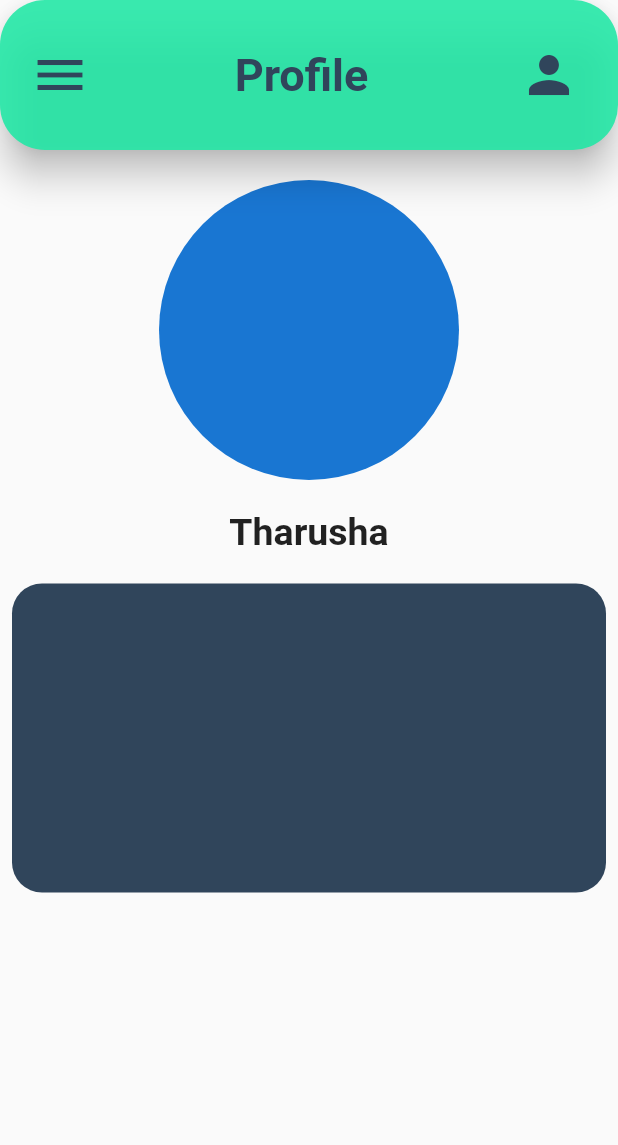
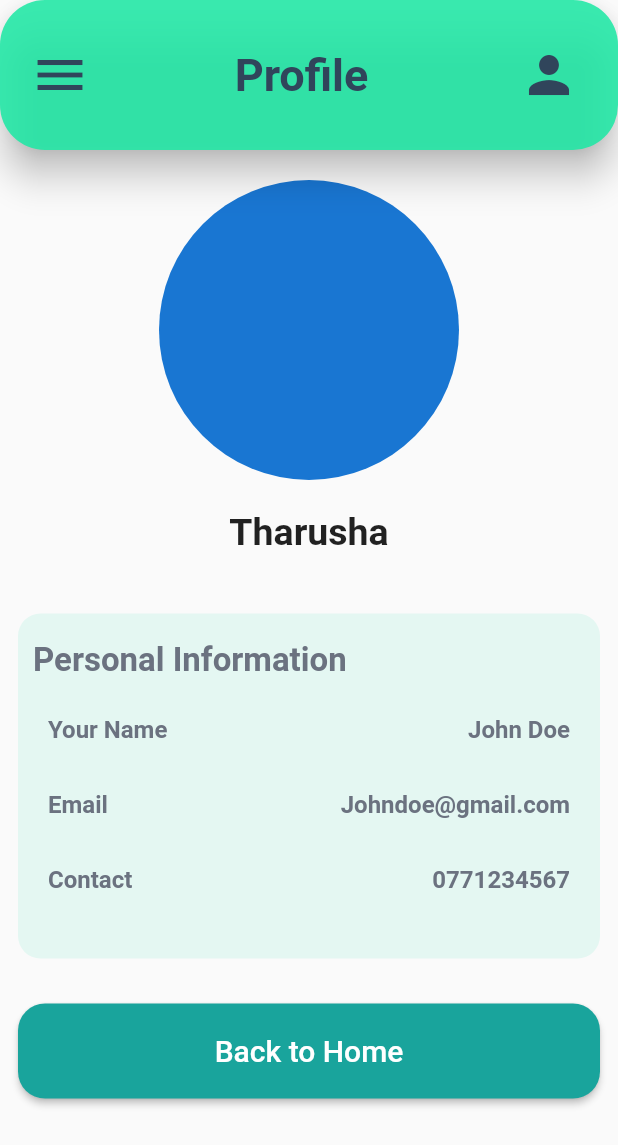
Before and after one commit to HMAHD/unifit, a Flutter app: the UserProfile screen opened directly, on a phone screen of 412 x 824 dp. Shown: the top 1145 px of the screen. Run offline on Flutter 3.47's test engine with Material 2 defaults, Android fonts, the phone set to English and light mode, and no system bars; our stand-ins replace hexcolor; missing offline and left inert: nowa_runtime; Roboto replaces fonts that are missing (Poppins).

Commit message:
create user_profile

```diff
--- a/lib/main.dart
+++ b/lib/main.dart
@@ -1,5 +1,5 @@
 import 'package:flutter/material.dart';
-import 'package:unifit/pages/user_profile.dart';
+import 'package:unifit/pages/intro_page.dart';
 //import 'package:unifit/pages/dashboard.dart';
 
 void main() => runApp(
@@ -14,7 +14,7 @@ class MyApp extends StatelessWidget {
   Widget build(BuildContext context) {
     return const MaterialApp(
       debugShowCheckedModeBanner: false,
-      home: UserProfile(),
+      home: introPage(),
     );
   }
 }
--- a/lib/pages/user_profile.dart
+++ b/lib/pages/user_profile.dart
@@ -1,5 +1,6 @@
 //tharusha
 import 'package:flutter/material.dart';
+import 'package:hexcolor/hexcolor.dart';
 // create stateless widget
 
 class UserProfile extends StatefulWidget {
@@ -89,16 +90,107 @@ class _UserProfileState extends State<UserProfile> {
               style: TextStyle(fontSize: 25, fontWeight: FontWeight.bold),
             ),
             const SizedBox(
-              height: 20,
+              height: 40,
             ),
             Padding(
-              padding: const EdgeInsets.symmetric(horizontal: 8),
+              padding: const EdgeInsets.symmetric(horizontal: 12),
               child: Container(
                 width: width,
-                height: height / 4,
+                height: 230,
                 decoration: const BoxDecoration(
-                  borderRadius: BorderRadius.all(Radius.circular(20)),
-                  color: Color.fromRGBO(48, 69, 91, 1.000),
+                  borderRadius: BorderRadius.all(Radius.circular(15)),
+                  color: Color.fromRGBO(228, 247, 242, 1.000),
+                ),
+                child: const Padding(
+                    padding: EdgeInsets.symmetric(vertical: 18, horizontal: 10),
+                    child: Stack(
+                      children: [
+                        Positioned(
+                          child: Text('Personal Information',
+                              style: TextStyle(
+                                  fontSize: 22,
+                                  fontWeight: FontWeight.bold,
+                                  color: Color.fromRGBO(107, 114, 128, 1.000))),
+                        ),
+                        Positioned(
+                          top: 50,
+                          left: 10,
+                          child: Text('Your Name',
+                              style: TextStyle(
+                                  fontSize: 16,
+                                  fontWeight: FontWeight.bold,
+                                  color: Color.fromRGBO(107, 114, 128, 1.000))),
+                        ),
+                        Positioned(
+                          top: 50,
+                          right: 10,
+                          child: Text('John Doe',
+                              style: TextStyle(
+                                  fontSize: 16,
+                                  fontWeight: FontWeight.bold,
+                                  color: Color.fromRGBO(107, 114, 128, 1.000))),
+                        ),
+                        Positioned(
+                          top: 100,
+                          left: 10,
+                          child: Text('Email',
+                              style: TextStyle(
+                                  fontSize: 16,
+                                  fontWeight: FontWeight.bold,
+                                  color: Color.fromRGBO(107, 114, 128, 1.000))),
+                        ),
+                        Positioned(
+                          top: 100,
+                          right: 10,
+                          child: Text('Johndoe@gmail.com',
+                              style: TextStyle(
+                                  fontSize: 16,
+                                  fontWeight: FontWeight.bold,
+                                  color: Color.fromRGBO(107, 114, 128, 1.000))),
+                        ),
+                        Positioned(
+                          top: 150,
+                          left: 10,
+                          child: Text('Contact',
+                              style: TextStyle(
+                                  fontSize: 16,
+                                  fontWeight: FontWeight.bold,
+                                  color: Color.fromRGBO(107, 114, 128, 1.000))),
+                        ),
+                        Positioned(
+                          top: 150,
+                          right: 10,
+                          child: Text('0771234567',
+                              style: TextStyle(
+                                  fontSize: 16,
+                                  fontWeight: FontWeight.bold,
+                                  color: Color.fromRGBO(107, 114, 128, 1.000))),
+                        ),
+                      ],
+                    )),
+              ),
+            ),
+            const SizedBox(
+              height: 30,
+            ),
+            //add elevator button
+            Padding(
+              padding: const EdgeInsets.symmetric(horizontal: 12),
+              child: ElevatedButton(
+                onPressed: () {},
+                style: ElevatedButton.styleFrom(
+                  minimumSize: Size(width, height / 13),
+                  foregroundColor: Colors.white,
+                  backgroundColor: HexColor('19a49c'),
+                  shape: RoundedRectangleBorder(
+                    borderRadius: BorderRadius.circular(18),
+                  ),
+                ),
+                child: const Text(
+                  'Back to Home',
+                  style: TextStyle(
+                    fontSize: 20,
+                  ),
                 ),
               ),
             ),
```
